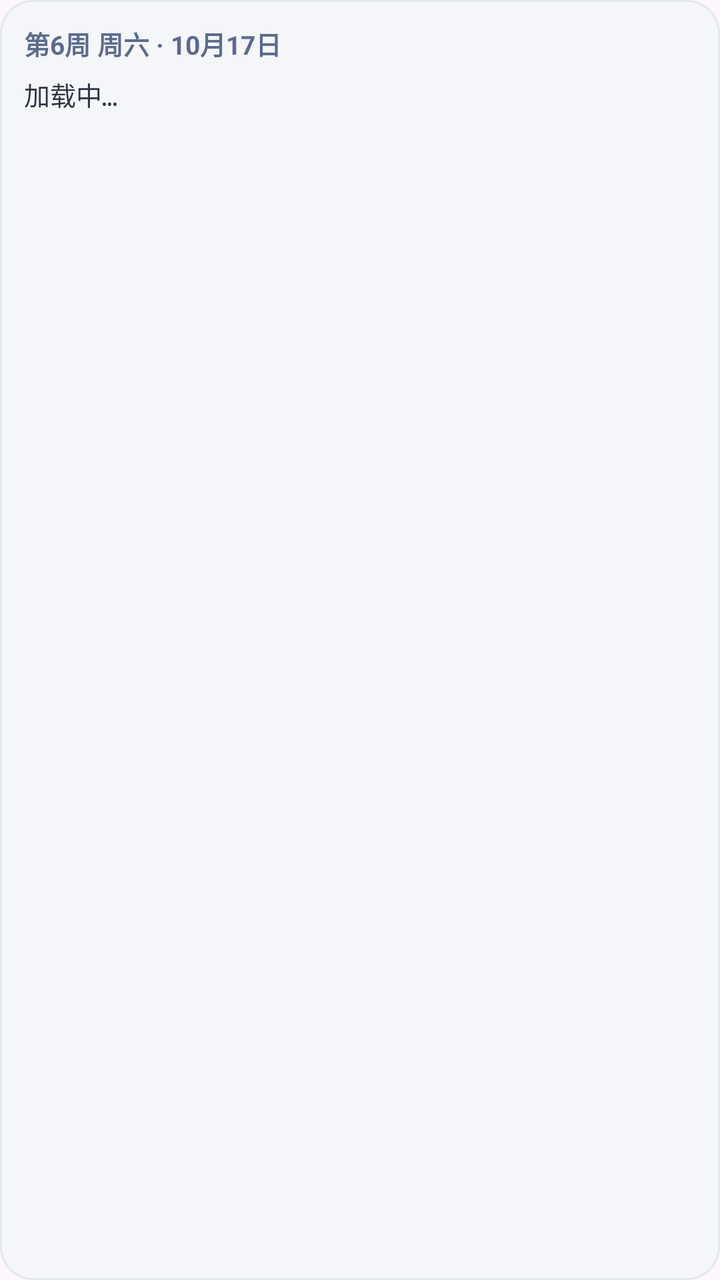
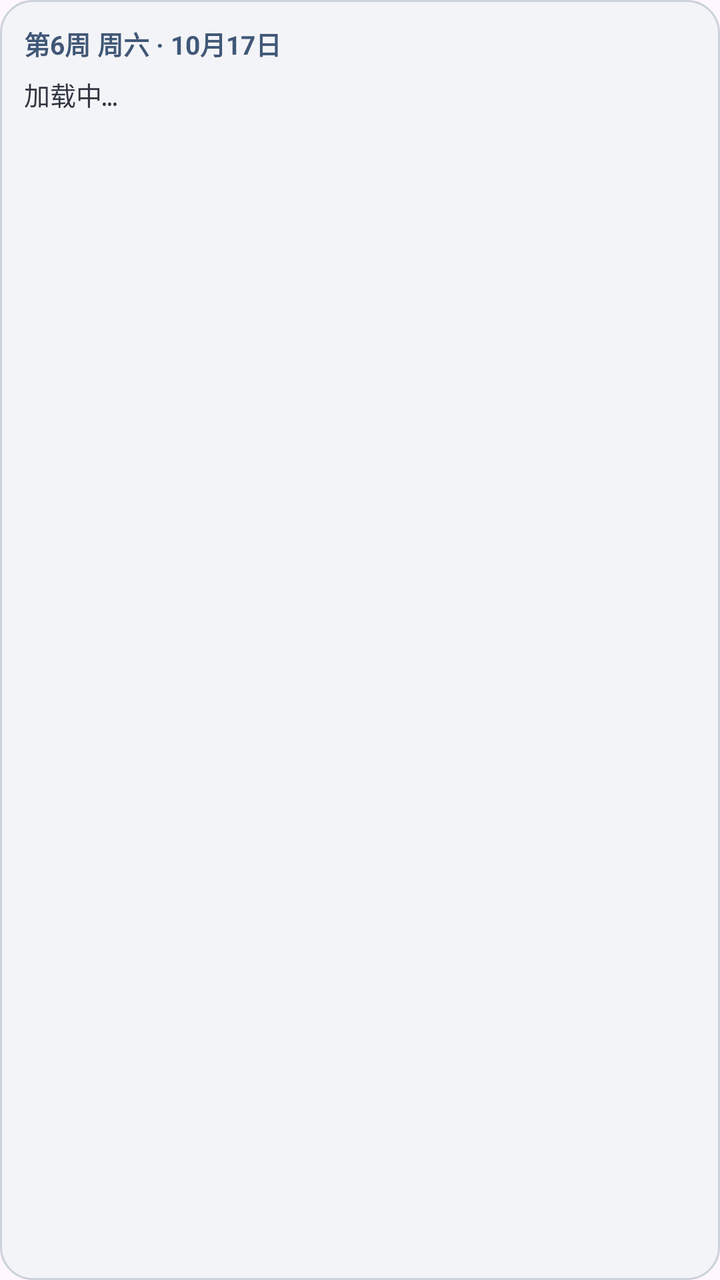

Compare the two renders of this Android layout. The source of the first and the diff that turns it into the second are given below.
<!-- AndroidManifest.xml: application theme Theme.ClassSchedule -->
<!-- res/layout/widget_today.xml -->
<?xml version="1.0" encoding="utf-8"?>
<LinearLayout xmlns:android="http://schemas.android.com/apk/res/android"
    android:id="@+id/widget_root"
    android:layout_width="match_parent"
    android:layout_height="match_parent"
    android:orientation="vertical"
    android:background="@drawable/widget_bg"
    android:padding="12dp">

    <TextView
        android:id="@+id/widget_header"
        android:layout_width="match_parent"
        android:layout_height="wrap_content"
        android:text="第6周 周六 · 10月17日"
        android:textColor="#5B6B8C"
        android:textSize="13sp"
        android:textStyle="bold"
        android:maxLines="1"
        android:ellipsize="end" />

    <TextView
        android:id="@+id/widget_body"
        android:layout_width="match_parent"
        android:layout_height="0dp"
        android:layout_weight="1"
        android:layout_marginTop="6dp"
        android:text="加载中…"
        android:textColor="#2F3542"
        android:textSize="13sp"
        android:lineSpacingExtra="4dp"
        android:fontFamily="monospace"
        android:gravity="top" />
</LinearLayout>
<!-- resources referenced by this layout -->
<resources>
  <!-- drawable widget_bg (drawable) -->
  <?xml version="1.0" encoding="utf-8"?>
  <shape xmlns:android="http://schemas.android.com/apk/res/android" android:shape="rectangle">
      <solid android:color="#F5F6FA" />
      <corners android:radius="16dp" />
      <stroke android:width="1dp" android:color="#E3E7F0" />
  </shape>
  <style name="Theme.ClassSchedule" parent="Theme.Material3.DayNight.NoActionBar" />
</resources>

<!-- the commit's change to res/layout/widget_today.xml (unified diff, before → after) -->
@@ -12,7 +12,7 @@
         android:layout_width="match_parent"
         android:layout_height="wrap_content"
         android:text="第6周 周六 · 10月17日"
-        android:textColor="#5B6B8C"
+        android:textColor="@color/widget_header"
         android:textSize="13sp"
         android:textStyle="bold"
         android:maxLines="1"
@@ -25,7 +25,7 @@
         android:layout_weight="1"
         android:layout_marginTop="6dp"
         android:text="加载中…"
-        android:textColor="#2F3542"
+        android:textColor="@color/widget_text"
         android:textSize="13sp"
         android:lineSpacingExtra="4dp"
         android:fontFamily="monospace"
<!-- resource entries referenced after the edit -->
@@ -1,12 +1,16 @@
 <!-- resources referenced by this layout -->
 <resources>
+  <color name="widget_header">#405777</color>
+  <color name="widget_text">#303641</color>
   <!-- drawable widget_bg (drawable) -->
   <?xml version="1.0" encoding="utf-8"?>
   <shape xmlns:android="http://schemas.android.com/apk/res/android" android:shape="rectangle">
-      <solid android:color="#F5F6FA" />
+      <solid android:color="@color/widget_background" />
       <corners android:radius="16dp" />
-      <stroke android:width="1dp" android:color="#E3E7F0" />
+      <stroke android:width="1dp" android:color="@color/widget_outline" />
   </shape>
   <style name="Theme.ClassSchedule" parent="Theme.Material3.DayNight.NoActionBar" />
+  <color name="widget_background">#F3F4F7</color>
+  <color name="widget_outline">#CBD1DA</color>
 </resources>
 
